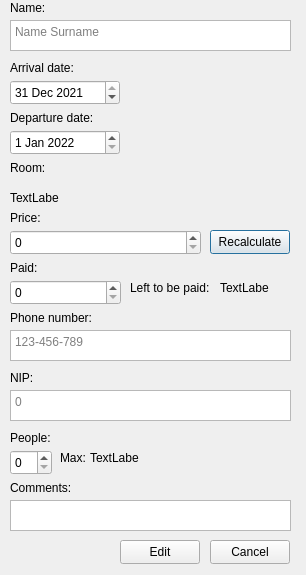
The window that ELHotel/editreservation.ui (lukasz-drzensla/elhotel) describes before a commit, drawn with Qt 5.
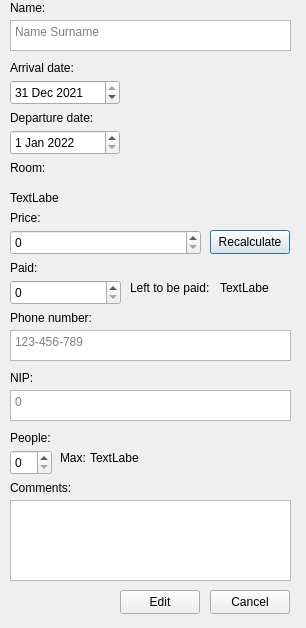
The same window after the commit.

What changed in the file:
```diff
--- a/ELHotel/editreservation.ui
+++ b/ELHotel/editreservation.ui
@@ -7,7 +7,7 @@
     <x>0</x>
     <y>0</y>
     <width>306</width>
-    <height>575</height>
+    <height>628</height>
    </rect>
   </property>
   <property name="windowTitle">
@@ -120,7 +120,7 @@
      <x>10</x>
      <y>500</y>
      <width>281</width>
-     <height>31</height>
+     <height>81</height>
     </rect>
    </property>
   </widget>
@@ -268,7 +268,7 @@
    <property name="geometry">
     <rect>
      <x>210</x>
-     <y>540</y>
+     <y>590</y>
      <width>80</width>
      <height>24</height>
     </rect>
@@ -307,7 +307,7 @@
    <property name="geometry">
     <rect>
      <x>120</x>
-     <y>540</y>
+     <y>590</y>
      <width>80</width>
      <height>24</height>
     </rect>
```
Left out of the diff: 6 changed lines with no effect on the pictures.
